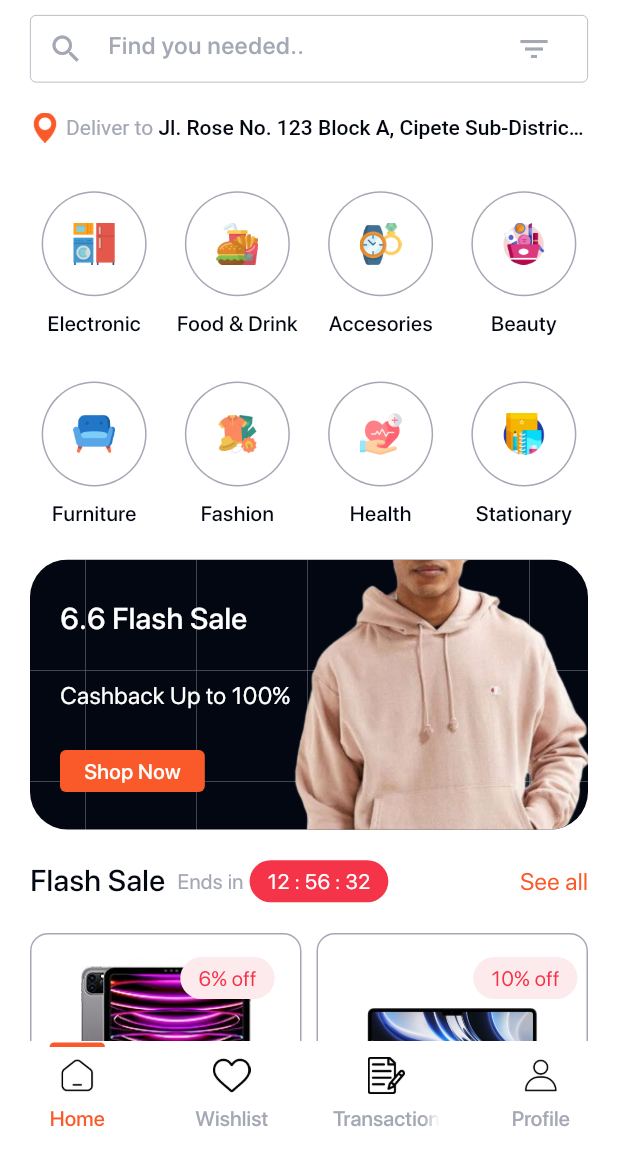
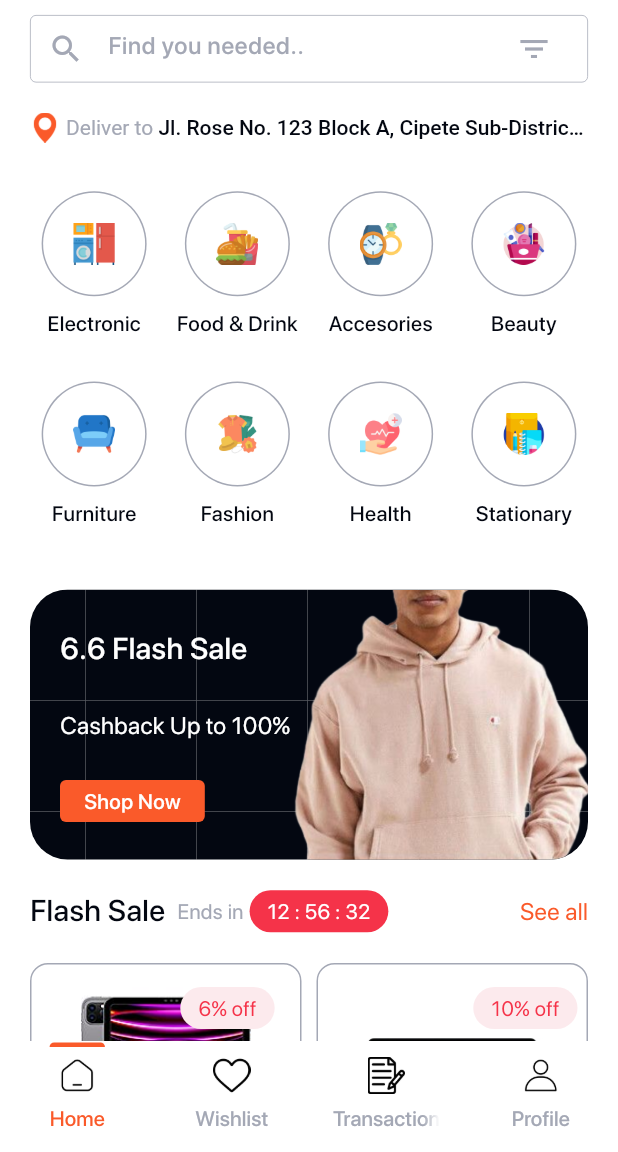
Before and after one commit to DANIEL-DEMELASH/luxeshop_ui, a Flutter app: the screen it shows after launch, on a phone screen of 412 x 824 dp, the part 84-1236 px from its top. Run offline on Flutter 3.47's test engine with Material 3 defaults, Android fonts, the light colour scheme and no system bars; our stand-ins replace card_swiper, smooth_page_indicator, timeline_tile.

Commit message:
fix bottom overflow in home page for iOS

```diff
--- a/lib/pages/home_page.dart
+++ b/lib/pages/home_page.dart
@@ -111,7 +111,7 @@ class HomePage extends StatelessWidget {
               const SizedBox(height: 8),
 
               SizedBox(
-                height: 230,
+                height: 250,
                 child: GridView.builder(
                   physics: const NeverScrollableScrollPhysics(),
                   itemCount: categories.length,
```
